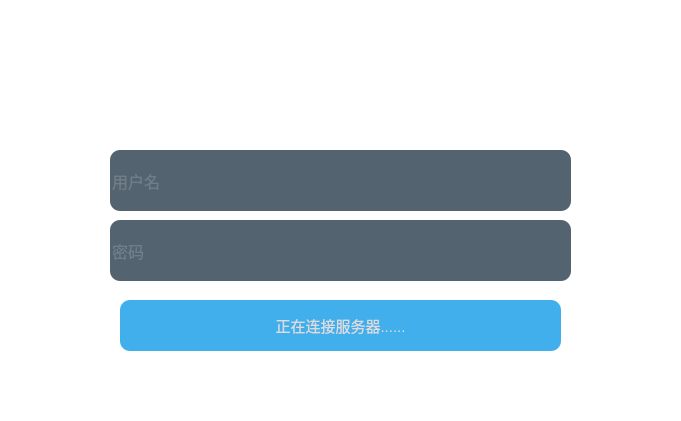
Old version of the form WeNoChat/UI/login.ui in the repository CladernyJorn/WeNoChat.
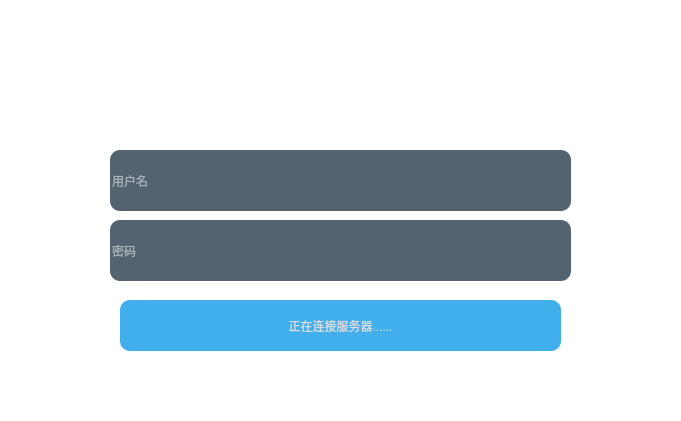
New version of the form. Icons and pictures are not drawn.

Diff of the .ui file:
```diff
--- a/WeNoChat/UI/login.ui
+++ b/WeNoChat/UI/login.ui
@@ -16,7 +16,7 @@
   <property name="styleSheet">
    <string notr="true">*{
 background:rgb(255, 255, 255);
-font-size:15px;
+font: 9pt &quot;微软雅黑&quot;;
 font-style:MingLiU-ExtB;
 }
 QFrame{
@@ -24,9 +24,10 @@
 background-image: url(:/assets/loginbackground.png);
 }
 QLineEdit{
-color:#8d98a1;
+;
+	color: rgb(255, 255, 255);
 background-color:rgba(64, 83, 97, 230);
-font-size:16px;
+font: 18pt &quot;微软雅黑&quot;;
 border-style:outset;
 border-radius:10px;
 font-style:MingLiU-ExtB;
```
Left out of the diff: 5 changed lines with no effect on the pictures.
